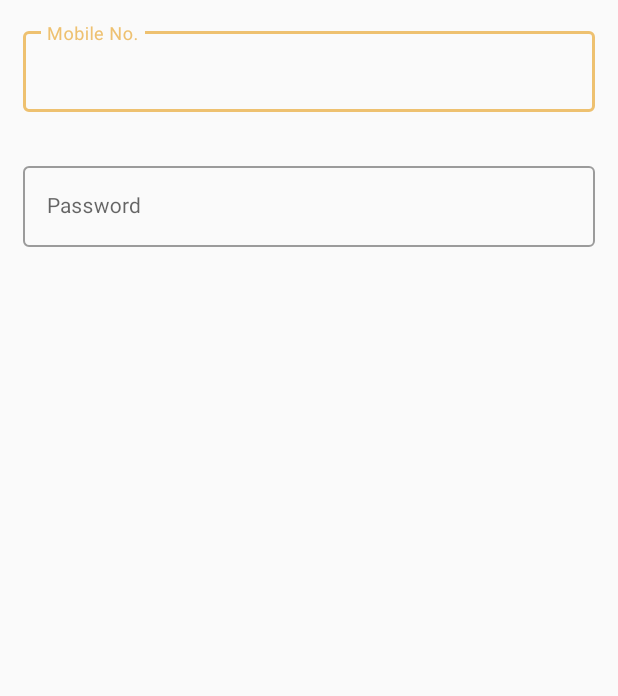
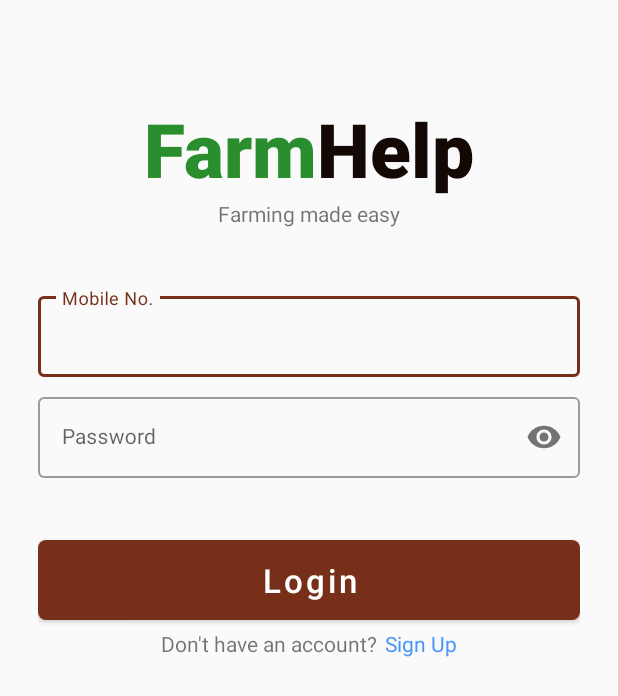
Before and after one commit to deorerohit/FHelp, an Android app: the screen it shows after launch (SignUp before the commit, SignIn after it), on a phone screen of 412 x 824 dp. Shown: the top 696 px of the screen. Run offline under Robolectric (Android 15) with nearby library versions, the phone set to English and light mode, and no system bars.

Commit message:
improved sign in interface

```diff
--- a/app/src/main/AndroidManifest.xml
+++ b/app/src/main/AndroidManifest.xml
@@ -9,7 +9,7 @@
         android:roundIcon="@mipmap/ic_launcher_round"
         android:supportsRtl="true"
         android:theme="@style/Theme.FarmHelp">
-        <activity android:name=".SignUp">
+        <activity android:name=".SignIn">
             <intent-filter>
                 <action android:name="android.intent.action.MAIN" />
                 <category android:name="android.intent.category.LAUNCHER" />
--- a/app/src/main/java/be/project/farmhelp/SignUp.java
+++ b/app/src/main/java/be/project/farmhelp/SignIn.java
@@ -4,11 +4,11 @@ import androidx.appcompat.app.AppCompatActivity;
 
 import android.os.Bundle;
 
-public class SignUp extends AppCompatActivity {
+public class SignIn extends AppCompatActivity {
 
     @Override
     protected void onCreate(Bundle savedInstanceState) {
         super.onCreate(savedInstanceState);
-        setContentView(R.layout.activity_sign_up);
+        setContentView(R.layout.activity_sign_in);
     }
 }
--- /dev/null
+++ b/app/src/main/res/layout/activity_sign_in.xml
@@ -0,0 +1,111 @@
+<?xml version="1.0" encoding="utf-8"?>
+<LinearLayout xmlns:android="http://schemas.android.com/apk/res/android"
+    xmlns:app="http://schemas.android.com/apk/res-auto"
+    xmlns:tools="http://schemas.android.com/tools"
+    android:layout_width="match_parent"
+    android:layout_height="match_parent"
+    android:orientation="vertical"
+    android:padding="25dp"
+    tools:context=".SignIn">
+
+
+    <LinearLayout
+        android:layout_width="wrap_content"
+        android:layout_height="wrap_content"
+        android:layout_gravity="center_horizontal"
+        android:layout_marginTop="40dp"
+        android:layout_marginBottom="0dp"
+        android:orientation="horizontal"
+        android:paddingBottom="0dp">
+
+        <TextView
+            android:layout_width="wrap_content"
+            android:layout_height="wrap_content"
+            android:layout_marginBottom="0dp"
+            android:fontFamily="sans-serif-black"
+            android:paddingBottom="0dp"
+            android:text="Farm"
+            android:textColor="#2A8E2E"
+            android:textSize="50sp" />
+
+        <TextView
+            android:layout_width="wrap_content"
+            android:layout_height="wrap_content"
+            android:layout_marginBottom="0dp"
+            android:fontFamily="sans-serif-black"
+            android:paddingBottom="0dp"
+            android:text="Help"
+            android:textColor="#130804"
+            android:textSize="50sp" />
+    </LinearLayout>
+
+    <TextView
+        android:layout_width="wrap_content"
+        android:layout_height="wrap_content"
+        android:layout_gravity="center_horizontal"
+        android:layout_marginTop="0dp"
+        android:layout_marginBottom="40dp"
+        android:paddingTop="0dp"
+        android:text="Farming made easy" />
+
+    <com.google.android.material.textfield.TextInputLayout
+        style="@style/Widget.MaterialComponents.TextInputLayout.OutlinedBox"
+        android:layout_width="match_parent"
+        android:layout_height="wrap_content">
+
+        <com.google.android.material.textfield.TextInputEditText
+            android:id="@+id/mob_no"
+            android:layout_width="match_parent"
+            android:layout_height="match_parent"
+            android:hint="Mobile No."
+            android:textColor="@color/purple_500"
+            android:textSize="14sp" />
+    </com.google.android.material.textfield.TextInputLayout>
+
+    <com.google.android.material.textfield.TextInputLayout
+        style="@style/Widget.MaterialComponents.TextInputLayout.OutlinedBox"
+        android:layout_width="match_parent"
+        android:layout_height="wrap_content"
+        android:layout_marginTop="8dp"
+        app:passwordToggleEnabled="true">
+
+        <com.google.android.material.textfield.TextInputEditText
+            android:id="@+id/pass"
+            android:layout_width="match_parent"
+            android:layout_height="match_parent"
+            android:hint="Password"
+            android:inputType="textPassword"
+            android:textColor="@color/purple_500"
+            android:textSize="14sp" />
+    </com.google.android.material.textfield.TextInputLayout>
+
+    <com.google.android.material.button.MaterialButton
+        android:layout_width="match_parent"
+        android:layout_height="wrap_content"
+        android:layout_marginTop="35dp"
+        android:padding="12dp"
+        android:text="Login"
+        android:textAllCaps="false"
+        android:textSize="22sp"
+        app:cornerRadius="5dp" />
+
+    <LinearLayout
+        android:layout_width="wrap_content"
+        android:layout_height="wrap_content"
+        android:layout_gravity="center_horizontal"
+        android:orientation="horizontal">
+
+        <TextView
+            android:layout_width="wrap_content"
+            android:layout_height="wrap_content"
+            android:text="Don't have an account?" />
+
+        <TextView
+            android:layout_width="wrap_content"
+            android:layout_height="wrap_content"
+            android:layout_marginStart="5dp"
+            android:text="Sign Up"
+            android:textColor="#4b96fa" />
+
+    </LinearLayout>
+</LinearLayout>
--- a/app/src/main/res/layout/activity_sign_up.xml
+++ /dev/null
@@ -1,36 +0,0 @@
-<?xml version="1.0" encoding="utf-8"?>
-<LinearLayout xmlns:android="http://schemas.android.com/apk/res/android"
-    xmlns:tools="http://schemas.android.com/tools"
-    android:layout_width="match_parent"
-    android:layout_height="match_parent"
-    tools:context=".SignUp"
-    android:orientation="vertical">
-
-    <com.google.android.material.textfield.TextInputLayout
-        style="@style/Widget.MaterialComponents.TextInputLayout.OutlinedBox"
-        android:layout_width="match_parent"
-        android:layout_height="wrap_content"
-        android:layout_margin="15dp">
-        <com.google.android.material.textfield.TextInputEditText
-            android:id="@+id/mob_no"
-            android:layout_width="match_parent"
-            android:layout_height="match_parent"
-            android:hint="Mobile No."
-            android:textSize="14sp"
-            android:textColor="@color/purple_500"/>
-    </com.google.android.material.textfield.TextInputLayout>
-
-    <com.google.android.material.textfield.TextInputLayout
-        style="@style/Widget.MaterialComponents.TextInputLayout.OutlinedBox"
-        android:layout_width="match_parent"
-        android:layout_height="wrap_content"
-        android:layout_margin="15dp">
-        <com.google.android.material.textfield.TextInputEditText
-            android:id="@+id/pass"
-            android:layout_width="match_parent"
-            android:layout_height="match_parent"
-            android:hint="Password"
-            android:textSize="14sp"
-            android:textColor="@color/purple_500"/>
-    </com.google.android.material.textfield.TextInputLayout>
-</LinearLayout>
--- a/app/src/main/res/values/colors.xml
+++ b/app/src/main/res/values/colors.xml
@@ -1,7 +1,7 @@
 <?xml version="1.0" encoding="utf-8"?>
 <resources>
-    <color name="purple_200">#EEC170</color>
-    <color name="purple_500">#772F1A</color>
+    <color name="purple_200">#772F1A</color>
+    <color name="purple_500">#EEC170</color>
     <color name="purple_700">#585123</color>
     <color name="teal_200">#F2A65A</color>
     <color name="teal_700">#F58549</color>
```
